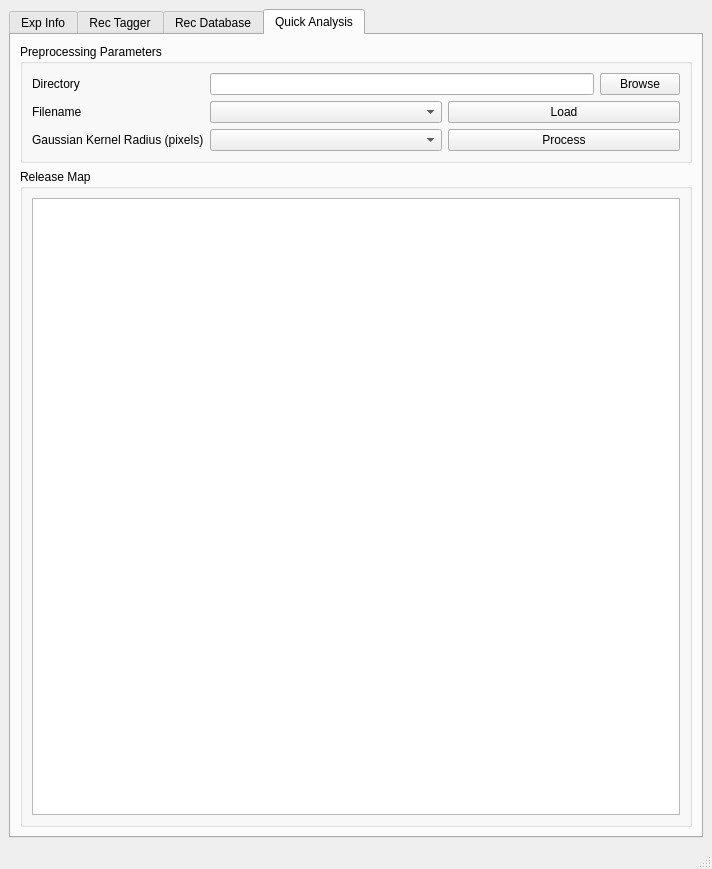
Old version of the form ui/metadata_generator.ui in the repository kang62489/PG_003.
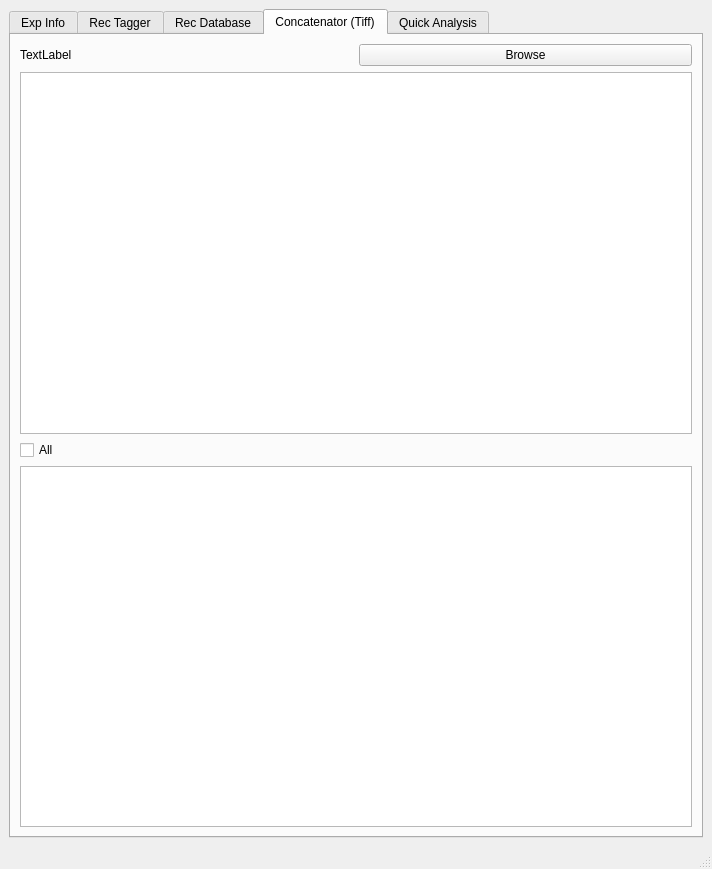
New version of the form. The open tabs and pages were chosen to show the change.

Diff of the .ui file:
```diff
--- a/ui/metadata_generator.ui
+++ b/ui/metadata_generator.ui
@@ -1031,6 +1031,44 @@
         </item>
        </layout>
       </widget>
+      <widget class="QWidget" name="tab_Concatenater">
+       <attribute name="title">
+        <string>Concatenator (Tiff)</string>
+       </attribute>
+       <layout class="QVBoxLayout" name="verticalLayout_10">
+        <item>
+         <layout class="QHBoxLayout" name="horizontalLayout_10">
+          <item>
+           <widget class="QLabel" name="label_27">
+            <property name="text">
+             <string>TextLabel</string>
+            </property>
+           </widget>
+          </item>
+          <item>
+           <widget class="QPushButton" name="pushButton">
+            <property name="text">
+             <string>Browse</string>
+            </property>
+           </widget>
+          </item>
+         </layout>
+        </item>
+        <item>
+         <widget class="QTextBrowser" name="textBrowser"/>
+        </item>
+        <item>
+         <widget class="QCheckBox" name="checkBox_2">
+          <property name="text">
+           <string>All</string>
+          </property>
+         </widget>
+        </item>
+        <item>
+         <widget class="QListView" name="listView"/>
+        </item>
+       </layout>
+      </widget>
       <widget class="QWidget" name="tab">
        <attribute name="title">
         <string>Quick Analysis</string>
```
Left out of the diff: 2 changed lines with no effect on the pictures.
